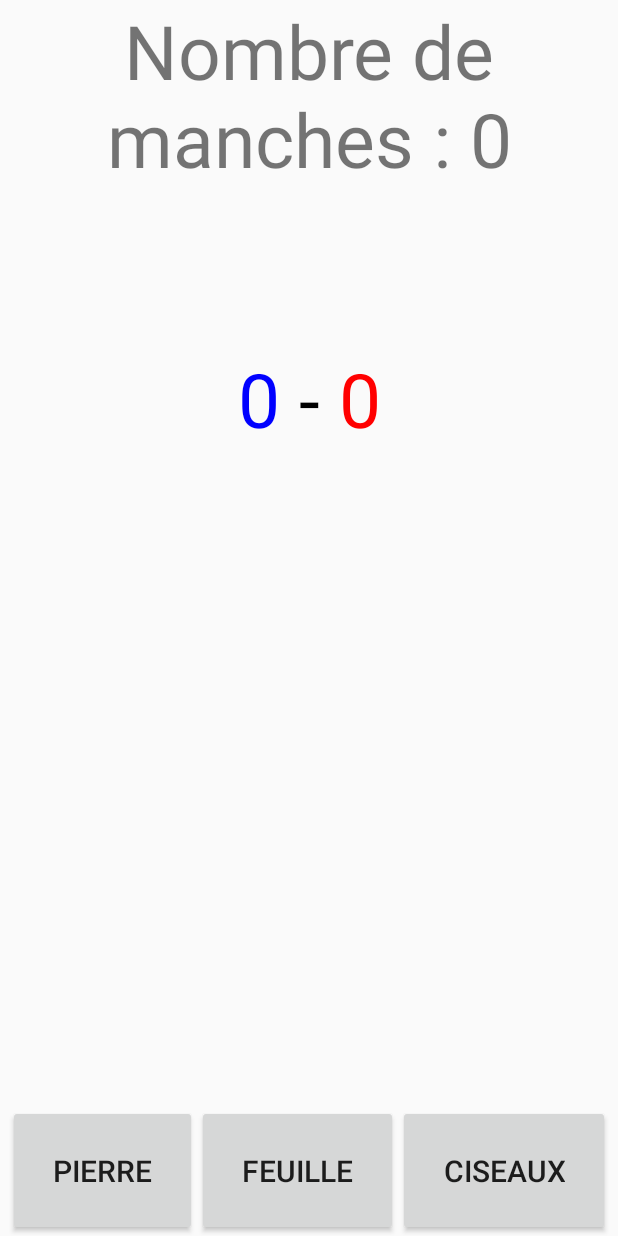
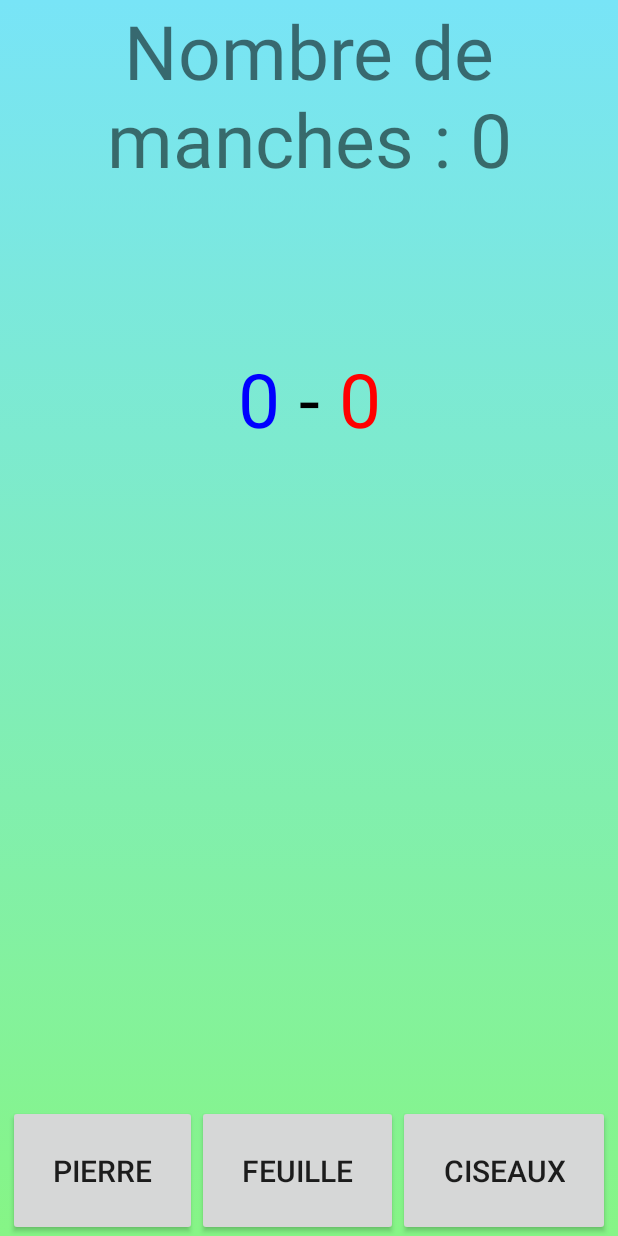
Before and after one commit to Alexandre-Vernet/Pierre_Feuille_Ciseaux, an Android app: the layout activity_main.xml on its own in the app's theme, with its tools: preview values and no code run, on a phone screen of 412 x 824 dp. Run offline under Robolectric (Android 15) with nearby library versions, the phone set to English and light mode, and no system bars.

Commit message:
Ajout d'un fond et changement de de la couleur de la barre de notif

```diff
--- a/app/src/main/java/com/ynov/vernet/pierrefeuilleciseaux/MainActivity.java
+++ b/app/src/main/java/com/ynov/vernet/pierrefeuilleciseaux/MainActivity.java
@@ -192,7 +192,7 @@ public class MainActivity extends AppCompatActivity implements View.OnClickListe
                         public void onClick(DialogInterface dialogInterface, int i) {
                             scoreJ1 = 0;
                             scoreJ2 = 0;
-                            nbManches =-1;
+                            nbManches = -1;
                             textStats.setText("");
                             reinit();
                         }
@@ -217,7 +217,7 @@ public class MainActivity extends AppCompatActivity implements View.OnClickListe
                         public void onClick(DialogInterface dialogInterface, int i) {
                             scoreJ1 = 0;
                             scoreJ2 = 0;
-                            nbManches =-1;
+                            nbManches = -1;
                             textStats.setText("");
                             reinit();
                         }
--- /dev/null
+++ b/app/src/main/res/drawable/degrade.xml
@@ -0,0 +1,8 @@
+<?xml version="1.0" encoding="utf-8"?>
+<selector xmlns:android="http://schemas.android.com/apk/res/android">
+    <item>
+        <shape>
+            <gradient android:angle="90" android:endColor="#78e4f7" android:startColor="#86f586" android:type="linear" />
+        </shape>
+    </item>
+</selector>
--- a/app/src/main/res/layout/activity_main.xml
+++ b/app/src/main/res/layout/activity_main.xml
@@ -6,6 +6,7 @@
     android:layout_height="match_parent"
     android:gravity="center"
     android:orientation="vertical"
+    android:background="@drawable/degrade"
     tools:context=".MainActivity">
 
     <TextView
--- a/app/src/main/res/values/colors.xml
+++ b/app/src/main/res/values/colors.xml
@@ -1,6 +1,6 @@
 <?xml version="1.0" encoding="utf-8"?>
 <resources>
-    <color name="colorPrimary">#6200EE</color>
+    <color name="colorPrimary">#78e4f7</color>
     <color name="colorPrimaryDark">#3700B3</color>
     <color name="colorAccent">#03DAC5</color>
 
--- a/app/src/main/res/values/styles.xml
+++ b/app/src/main/res/values/styles.xml
@@ -5,6 +5,10 @@
         <item name="colorPrimary">@color/colorPrimary</item>
         <item name="colorPrimaryDark">@color/colorPrimaryDark</item>
         <item name="colorAccent">@color/colorAccent</item>
+        <item name="windowActionBar">false</item>
+        <item name="windowNoTitle">true</item>
+        <item name="android:windowDrawsSystemBarBackgrounds">true</item>
+        <item name="android:statusBarColor">@color/colorPrimary</item>
     </style>
 
 </resources>
```
